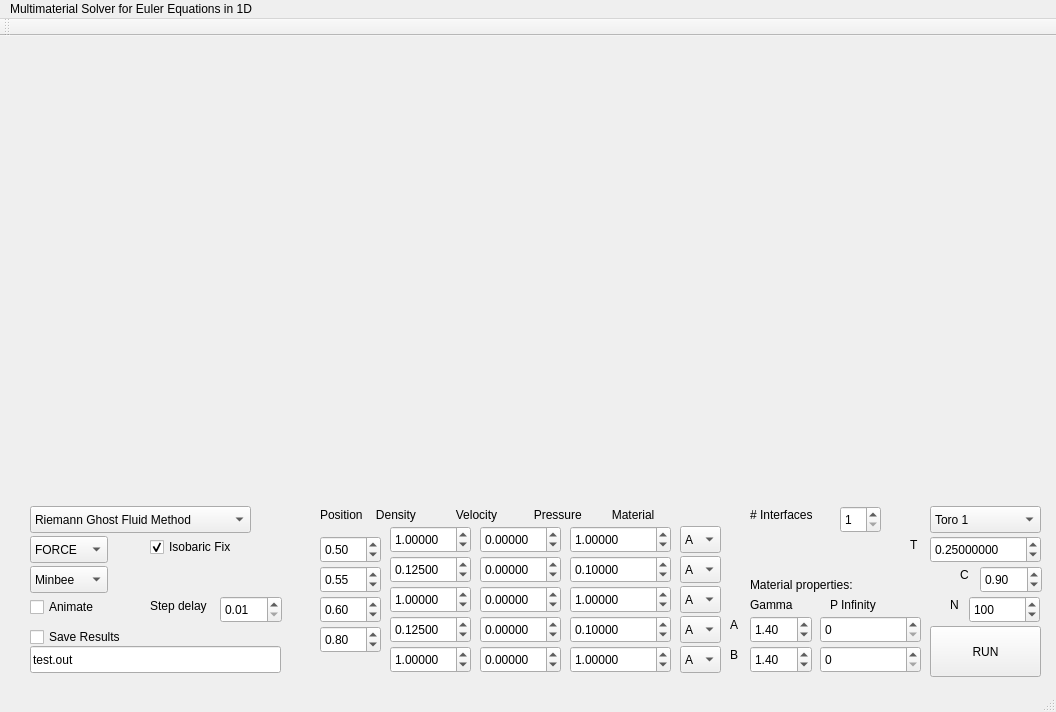
knutsvk/GhostFluid, file MultiMaterial/mainwindow.ui: the form before one commit.
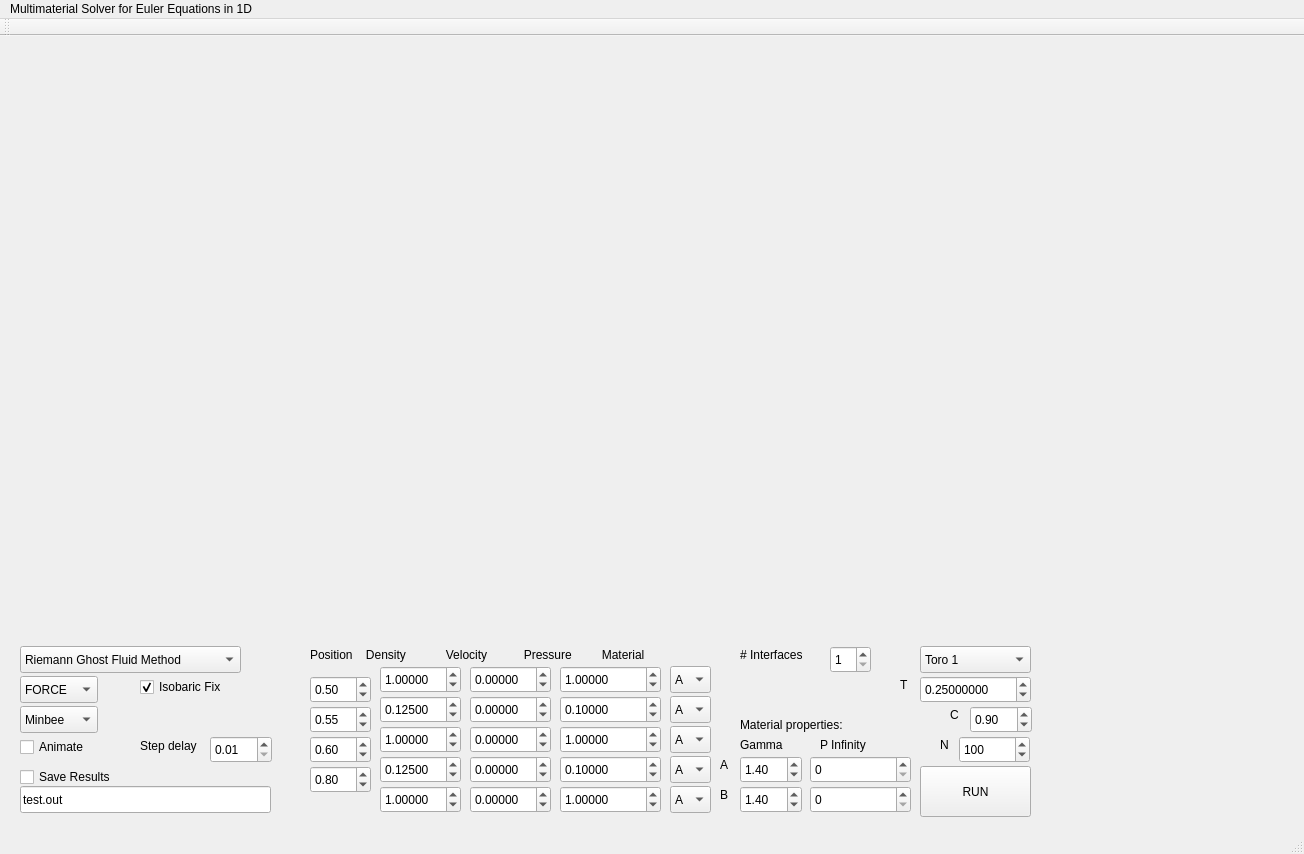
The form after the commit. Custom widgets are drawn as their Qt base class.

The edit to the form file:
```diff
--- a/MultiMaterial/mainwindow.ui
+++ b/MultiMaterial/mainwindow.ui
@@ -6,8 +6,8 @@
    <rect>
     <x>0</x>
     <y>0</y>
-    <width>1056</width>
-    <height>712</height>
+    <width>1304</width>
+    <height>854</height>
    </rect>
   </property>
   <property name="windowTitle">
@@ -17,8 +17,8 @@
    <widget class="QPushButton" name="runButton">
     <property name="geometry">
      <rect>
-      <x>930</x>
-      <y>590</y>
+      <x>920</x>
+      <y>730</y>
       <width>111</width>
       <height>51</height>
      </rect>
@@ -32,18 +32,18 @@
      <rect>
       <x>30</x>
       <y>20</y>
-      <width>321</width>
-      <height>211</height>
+      <width>471</width>
+      <height>261</height>
      </rect>
     </property>
    </widget>
    <widget class="QCustomPlot" name="velocityPlot" native="true">
     <property name="geometry">
      <rect>
-      <x>370</x>
+      <x>550</x>
       <y>20</y>
-      <width>321</width>
-      <height>211</height>
+      <width>471</width>
+      <height>261</height>
      </rect>
     </property>
    </widget>
@@ -51,27 +51,27 @@
     <property name="geometry">
      <rect>
       <x>30</x>
-      <y>250</y>
-      <width>321</width>
-      <height>211</height>
+      <y>310</y>
+      <width>471</width>
+      <height>261</height>
      </rect>
     </property>
    </widget>
    <widget class="QCustomPlot" name="energyPlot" native="true">
     <property name="geometry">
      <rect>
-      <x>370</x>
-      <y>250</y>
-      <width>321</width>
-      <height>211</height>
+      <x>550</x>
+      <y>310</y>
+      <width>471</width>
+      <height>261</height>
      </rect>
     </property>
    </widget>
    <widget class="QComboBox" name="testCombo">
     <property name="geometry">
      <rect>
-      <x>930</x>
-      <y>470</y>
+      <x>920</x>
+      <y>610</y>
       <width>111</width>
       <height>27</height>
      </rect>
@@ -130,8 +130,8 @@
    <widget class="QComboBox" name="schemeCombo">
     <property name="geometry">
      <rect>
-      <x>30</x>
-      <y>500</y>
+      <x>20</x>
+      <y>640</y>
       <width>78</width>
       <height>27</height>
      </rect>
@@ -160,8 +160,8 @@
    <widget class="QComboBox" name="limiterCombo">
     <property name="geometry">
      <rect>
-      <x>30</x>
-      <y>530</y>
+      <x>20</x>
+      <y>670</y>
       <width>78</width>
       <height>27</height>
      </rect>
@@ -185,8 +185,8 @@
    <widget class="QDoubleSpinBox" name="rho0">
     <property name="geometry">
      <rect>
-      <x>390</x>
-      <y>490</y>
+      <x>380</x>
+      <y>630</y>
       <width>81</width>
       <height>27</height>
      </rect>
@@ -207,8 +207,8 @@
    <widget class="QDoubleSpinBox" name="u0">
     <property name="geometry">
      <rect>
-      <x>480</x>
-      <y>490</y>
+      <x>470</x>
+      <y>630</y>
       <width>81</width>
       <height>27</height>
      </rect>
@@ -229,8 +229,8 @@
    <widget class="QDoubleSpinBox" name="p0">
     <property name="geometry">
      <rect>
-      <x>570</x>
-      <y>490</y>
+      <x>560</x>
+      <y>630</y>
       <width>101</width>
       <height>27</height>
      </rect>
@@ -251,8 +251,8 @@
    <widget class="QDoubleSpinBox" name="gammaA">
     <property name="geometry">
      <rect>
-      <x>750</x>
-      <y>580</y>
+      <x>740</x>
+      <y>720</y>
       <width>62</width>
       <height>27</height>
      </rect>
@@ -270,8 +270,8 @@
    <widget class="QDoubleSpinBox" name="rho1">
     <property name="geometry">
      <rect>
-      <x>390</x>
-      <y>520</y>
+      <x>380</x>
+      <y>660</y>
       <width>81</width>
       <height>27</height>
      </rect>
@@ -292,8 +292,8 @@
    <widget class="QDoubleSpinBox" name="u1">
     <property name="geometry">
      <rect>
-      <x>480</x>
-      <y>520</y>
+      <x>470</x>
+      <y>660</y>
       <width>81</width>
       <height>27</height>
      </rect>
@@ -314,8 +314,8 @@
    <widget class="QDoubleSpinBox" name="p1">
     <property name="geometry">
      <rect>
-      <x>570</x>
-      <y>520</y>
+      <x>560</x>
+      <y>660</y>
       <width>101</width>
       <height>27</height>
      </rect>
@@ -336,8 +336,8 @@
    <widget class="QDoubleSpinBox" name="gammaB">
     <property name="geometry">
      <rect>
-      <x>750</x>
-      <y>610</y>
+      <x>740</x>
+      <y>750</y>
       <width>62</width>
       <height>27</height>
      </rect>
@@ -355,8 +355,8 @@
    <widget class="QLabel" name="label">
     <property name="geometry">
      <rect>
-      <x>320</x>
-      <y>470</y>
+      <x>310</x>
+      <y>610</y>
       <width>401</width>
       <height>17</height>
      </rect>
@@ -368,8 +368,8 @@
    <widget class="QSpinBox" name="Cells">
     <property name="geometry">
      <rect>
-      <x>969</x>
-      <y>560</y>
+      <x>959</x>
+      <y>700</y>
       <width>71</width>
       <height>27</height>
      </rect>
@@ -390,8 +390,8 @@
    <widget class="QLabel" name="label_2">
     <property name="geometry">
      <rect>
-      <x>950</x>
-      <y>560</y>
+      <x>940</x>
+      <y>700</y>
       <width>16</width>
       <height>17</height>
      </rect>
@@ -403,8 +403,8 @@
    <widget class="QLabel" name="label_3">
     <property name="geometry">
      <rect>
-      <x>960</x>
-      <y>530</y>
+      <x>950</x>
+      <y>670</y>
       <width>16</width>
       <height>17</height>
      </rect>
@@ -416,8 +416,8 @@
    <widget class="QDoubleSpinBox" name="CFL">
     <property name="geometry">
      <rect>
-      <x>980</x>
-      <y>530</y>
+      <x>970</x>
+      <y>670</y>
       <width>62</width>
       <height>27</height>
      </rect>
@@ -435,8 +435,8 @@
    <widget class="QDoubleSpinBox" name="Time">
     <property name="geometry">
      <rect>
-      <x>930</x>
-      <y>500</y>
+      <x>920</x>
+      <y>640</y>
       <width>111</width>
       <height>27</height>
      </rect>
@@ -457,8 +457,8 @@
    <widget class="QLabel" name="label_6">
     <property name="geometry">
      <rect>
-      <x>910</x>
-      <y>500</y>
+      <x>900</x>
+      <y>640</y>
       <width>16</width>
       <height>17</height>
      </rect>
@@ -470,8 +470,8 @@
    <widget class="QCheckBox" name="saveResults">
     <property name="geometry">
      <rect>
-      <x>30</x>
-      <y>590</y>
+      <x>20</x>
+      <y>730</y>
       <width>121</width>
       <height>22</height>
      </rect>
@@ -486,8 +486,8 @@
    <widget class="QLineEdit" name="fileName">
     <property name="geometry">
      <rect>
-      <x>30</x>
-      <y>610</y>
+      <x>20</x>
+      <y>750</y>
       <width>251</width>
       <height>27</height>
      </rect>
@@ -499,8 +499,8 @@
    <widget class="QCheckBox" name="isobaricFix">
     <property name="geometry">
      <rect>
-      <x>150</x>
-      <y>500</y>
+      <x>140</x>
+      <y>640</y>
       <width>101</width>
       <height>22</height>
      </rect>
@@ -521,8 +521,8 @@
    <widget class="QComboBox" name="GFMCombo">
     <property name="geometry">
      <rect>
-      <x>30</x>
-      <y>470</y>
+      <x>20</x>
+      <y>610</y>
       <width>221</width>
       <height>27</height>
      </rect>
@@ -541,8 +541,8 @@
    <widget class="QDoubleSpinBox" name="p3">
     <property name="geometry">
      <rect>
-      <x>570</x>
-      <y>580</y>
+      <x>560</x>
+      <y>720</y>
       <width>101</width>
       <height>27</height>
      </rect>
@@ -563,8 +563,8 @@
    <widget class="QDoubleSpinBox" name="rho2">
     <property name="geometry">
      <rect>
-      <x>390</x>
-      <y>550</y>
+      <x>380</x>
+      <y>690</y>
       <width>81</width>
       <height>27</height>
      </rect>
@@ -585,8 +585,8 @@
    <widget class="QDoubleSpinBox" name="u2">
     <property name="geometry">
      <rect>
-      <x>480</x>
-      <y>550</y>
+      <x>470</x>
+      <y>690</y>
       <width>81</width>
       <height>27</height>
      </rect>
@@ -607,8 +607,8 @@
    <widget class="QDoubleSpinBox" name="rho3">
     <property name="geometry">
      <rect>
-      <x>390</x>
-      <y>580</y>
+      <x>380</x>
+      <y>720</y>
       <width>81</width>
       <height>27</height>
      </rect>
@@ -629,8 +629,8 @@
    <widget class="QDoubleSpinBox" name="p2">
     <property name="geometry">
      <rect>
-      <x>570</x>
-      <y>550</y>
+      <x>560</x>
+      <y>690</y>
       <width>101</width>
       <height>27</height>
      </rect>
@@ -651,8 +651,8 @@
    <widget class="QDoubleSpinBox" name="u3">
     <property name="geometry">
      <rect>
-      <x>480</x>
-      <y>580</y>
+      <x>470</x>
+      <y>720</y>
       <width>81</width>
       <height>27</height>
      </rect>
@@ -673,8 +673,8 @@
    <widget class="QComboBox" name="mat0">
     <property name="geometry">
      <rect>
-      <x>680</x>
-      <y>490</y>
+      <x>670</x>
+      <y>630</y>
       <width>41</width>
       <height>27</height>
      </rect>
@@ -693,8 +693,8 @@
    <widget class="QComboBox" name="mat1">
     <property name="geometry">
      <rect>
-      <x>680</x>
-      <y>520</y>
+      <x>670</x>
+      <y>660</y>
       <width>41</width>
       <height>27</height>
      </rect>
@@ -713,8 +713,8 @@
    <widget class="QComboBox" name="mat3">
     <property name="geometry">
      <rect>
-      <x>680</x>
-      <y>580</y>
+      <x>670</x>
+      <y>720</y>
       <width>41</width>
       <height>27</height>
      </rect>
@@ -733,8 +733,8 @@
    <widget class="QComboBox" name="mat2">
     <property name="geometry">
      <rect>
-      <x>680</x>
-      <y>550</y>
+      <x>670</x>
+      <y>690</y>
       <width>41</width>
       <height>27</height>
      </rect>
@@ -753,8 +753,8 @@
    <widget class="QDoubleSpinBox" name="x0">
     <property name="geometry">
      <rect>
-      <x>320</x>
-      <y>500</y>
+      <x>310</x>
+      <y>640</y>
       <width>61</width>
       <height>27</height>
      </rect>
@@ -775,8 +775,8 @@
    <widget class="QDoubleSpinBox" name="x1">
     <property name="geometry">
      <rect>
-      <x>320</x>
-      <y>530</y>
+      <x>310</x>
+      <y>670</y>
       <width>61</width>
       <height>27</height>
      </rect>
@@ -797,8 +797,8 @@
    <widget class="QDoubleSpinBox" name="x2">
     <property name="geometry">
      <rect>
-      <x>320</x>
-      <y>560</y>
+      <x>310</x>
+      <y>700</y>
       <width>61</width>
       <height>27</height>
      </rect>
@@ -819,8 +819,8 @@
    <widget class="QSpinBox" name="Interfaces">
     <property name="geometry">
      <rect>
-      <x>840</x>
-      <y>470</y>
+      <x>830</x>
+      <y>610</y>
       <width>41</width>
       <height>27</height>
      </rect>
@@ -838,8 +838,8 @@
    <widget class="QLabel" name="label_4">
     <property name="geometry">
      <rect>
-      <x>750</x>
-      <y>470</y>
+      <x>740</x>
+      <y>610</y>
       <width>91</width>
       <height>17</height>
      </rect>
@@ -851,8 +851,8 @@
    <widget class="QLabel" name="label_5">
     <property name="geometry">
      <rect>
-      <x>750</x>
-      <y>560</y>
+      <x>740</x>
+      <y>700</y>
       <width>51</width>
       <height>17</height>
      </rect>
@@ -864,18 +864,18 @@
    <widget class="QCustomPlot" name="levelsetPlot" native="true">
     <property name="geometry">
      <rect>
-      <x>710</x>
-      <y>20</y>
-      <width>321</width>
-      <height>211</height>
+      <x>1050</x>
+      <y>120</y>
+      <width>221</width>
+      <height>161</height>
      </rect>
     </property>
    </widget>
    <widget class="QCheckBox" name="Animate">
     <property name="geometry">
      <rect>
-      <x>30</x>
-      <y>560</y>
+      <x>20</x>
+      <y>700</y>
       <width>121</width>
       <height>22</height>
      </rect>
@@ -890,8 +890,8 @@
    <widget class="QDoubleSpinBox" name="SleepTime">
     <property name="geometry">
      <rect>
-      <x>220</x>
-      <y>560</y>
+      <x>210</x>
+      <y>700</y>
       <width>62</width>
       <height>27</height>
      </rect>
@@ -912,8 +912,8 @@
    <widget class="QLabel" name="SleepTimeLabel">
     <property name="geometry">
      <rect>
-      <x>150</x>
-      <y>560</y>
+      <x>140</x>
+      <y>700</y>
       <width>71</width>
       <height>20</height>
      </rect>
@@ -925,8 +925,8 @@
    <widget class="QLabel" name="label_8">
     <property name="geometry">
      <rect>
-      <x>830</x>
-      <y>560</y>
+      <x>820</x>
+      <y>700</y>
       <width>71</width>
       <height>17</height>
      </rect>
@@ -938,8 +938,8 @@
    <widget class="QDoubleSpinBox" name="pInfA">
     <property name="geometry">
      <rect>
-      <x>820</x>
-      <y>580</y>
+      <x>810</x>
+      <y>720</y>
       <width>101</width>
       <height>27</height>
      </rect>
@@ -960,8 +960,8 @@
    <widget class="QDoubleSpinBox" name="pInfB">
     <property name="geometry">
      <rect>
-      <x>820</x>
-      <y>610</y>
+      <x>810</x>
+      <y>750</y>
       <width>101</width>
       <height>27</height>
      </rect>
@@ -982,8 +982,8 @@
    <widget class="QLabel" name="label_7">
     <property name="geometry">
      <rect>
-      <x>730</x>
-      <y>580</y>
+      <x>720</x>
+      <y>720</y>
       <width>16</width>
       <height>17</height>
      </rect>
@@ -995,8 +995,8 @@
    <widget class="QLabel" name="label_9">
     <property name="geometry">
      <rect>
-      <x>730</x>
-      <y>610</y>
+      <x>720</x>
+      <y>750</y>
       <width>16</width>
       <height>17</height>
      </rect>
@@ -1008,18 +1008,18 @@
    <widget class="QCustomPlot" name="gammaPlot" native="true">
     <property name="geometry">
      <rect>
-      <x>710</x>
-      <y>250</y>
-      <width>321</width>
-      <height>211</height>
+      <x>1050</x>
+      <y>310</y>
+      <width>221</width>
+      <height>161</height>
      </rect>
     </property>
    </widget>
    <widget class="QDoubleSpinBox" name="p4">
     <property name="geometry">
      <rect>
-      <x>570</x>
-      <y>610</y>
+      <x>560</x>
+      <y>750</y>
       <width>101</width>
       <height>27</height>
      </rect>
@@ -1040,8 +1040,8 @@
    <widget class="QDoubleSpinBox" name="rho4">
     <property name="geometry">
      <rect>
-      <x>390</x>
-      <y>610</y>
+      <x>380</x>
+      <y>750</y>
       <width>81</width>
       <height>27</height>
      </rect>
@@ -1062,8 +1062,8 @@
    <widget class="QDoubleSpinBox" name="u4">
     <property name="geometry">
      <rect>
-      <x>480</x>
-      <y>610</y>
+      <x>470</x>
+      <y>750</y>
       <width>81</width>
       <height>27</height>
      </rect>
@@ -1084,8 +1084,8 @@
    <widget class="QComboBox" name="mat4">
     <property name="geometry">
      <rect>
-      <x>680</x>
-      <y>610</y>
+      <x>670</x>
+      <y>750</y>
       <width>41</width>
       <height>27</height>
      </rect>
@@ -1104,8 +1104,8 @@
    <widget class="QDoubleSpinBox" name="x3">
     <property name="geometry">
      <rect>
-      <x>320</x>
-      <y>590</y>
+      <x>310</x>
+      <y>730</y>
       <width>61</width>
       <height>27</height>
      </rect>
@@ -1126,8 +1126,8 @@
    <widget class="QLabel" name="label_10">
     <property name="geometry">
      <rect>
-      <x>750</x>
-      <y>540</y>
+      <x>740</x>
+      <y>680</y>
       <width>141</width>
       <height>17</height>
      </rect>
@@ -1142,7 +1142,7 @@
     <rect>
      <x>0</x>
      <y>0</y>
-     <width>1056</width>
+     <width>1304</width>
      <height>25</height>
     </rect>
    </property>
```
